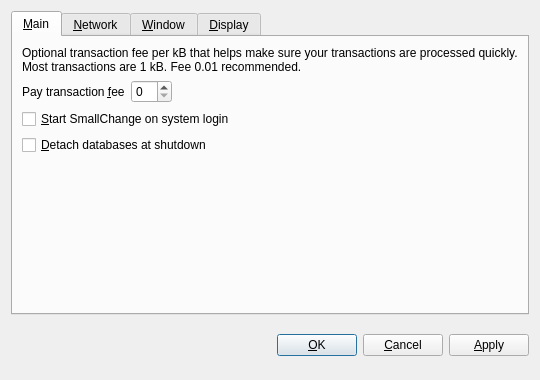
Above: src/qt/forms/optionsdialog.ui from salvix/bigchange before the change. Below: the same form after it.
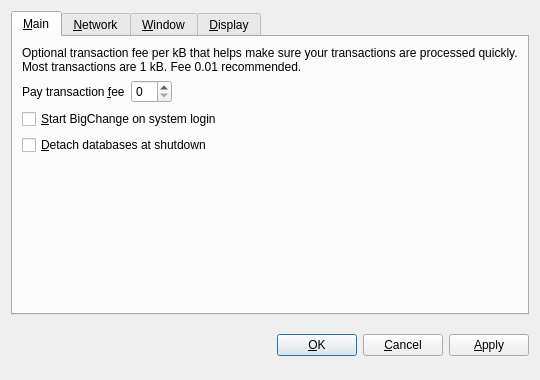
That is the form after the change. The open tabs and pages were chosen to show the change. Custom widgets are drawn as their Qt base class.

What changed in the file:
```diff
--- a/src/qt/forms/optionsdialog.ui
+++ b/src/qt/forms/optionsdialog.ui
@@ -82,7 +82,7 @@
           <string>Automatically start SmallChange after logging in to the system.</string>
          </property>
          <property name="text">
-          <string>&amp;Start SmallChange on system login</string>
+          <string>&amp;Start BigChange on system login</string>
          </property>
         </widget>
        </item>
```
Left out of the diff: 10 changed lines with no effect on the pictures.
